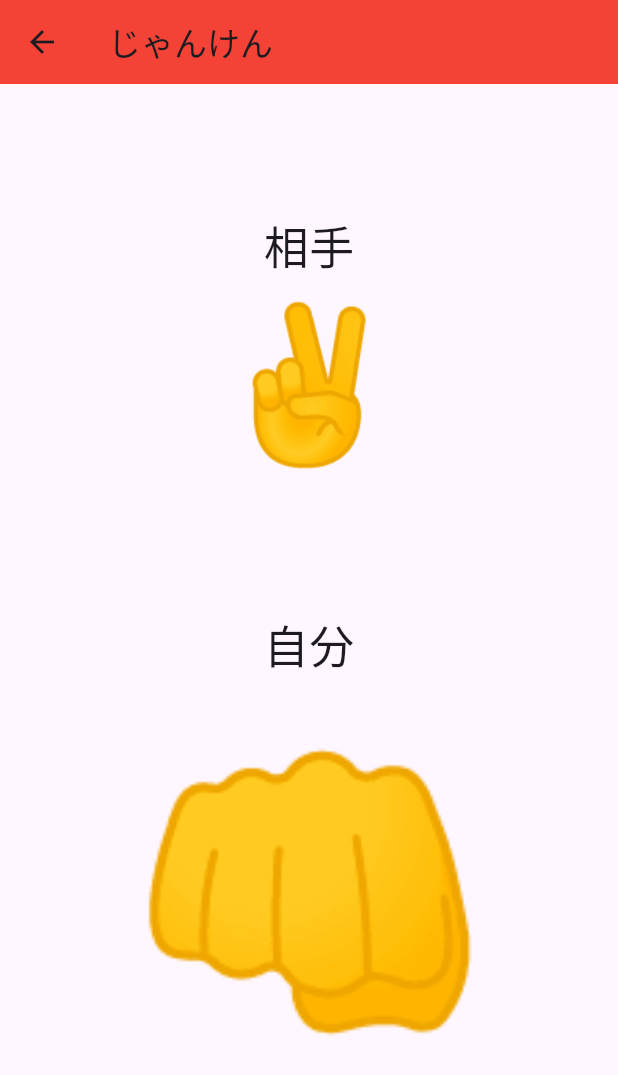
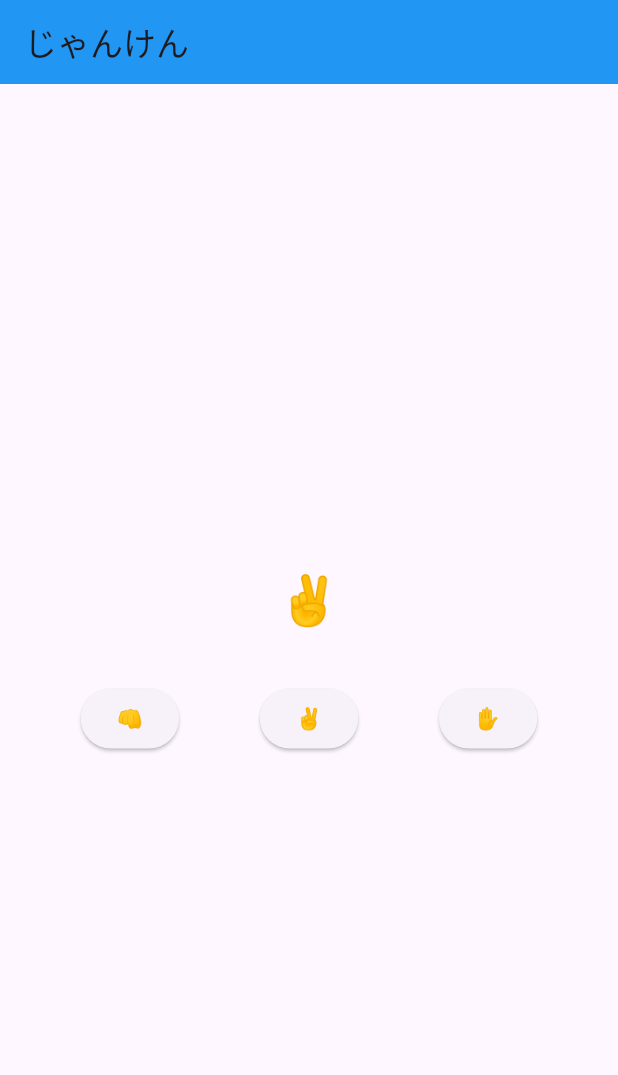
Before and after one commit to sugishitadaichi/Gamin, a Flutter app: the screen it shows after launch, after a tap on "じゃんけん", on a phone screen of 412 x 824 dp. Shown: the top 1075 px of the screen. Run offline on Flutter 3.47's test engine with Material 3 defaults, Android fonts, the light colour scheme and no system bars.

Commit message:
自分の手を表示（1から作成）

```diff
--- a/lib/janken_page.dart
+++ b/lib/janken_page.dart
@@ -6,37 +6,72 @@ void main() {
 }
 
 class JankenPage extends StatelessWidget {
-  const JankenPage({super.key});
+  @override
+  Widget build(BuildContext context) {
+    return MaterialApp(
+      home: JanekenFullPage(),
+    );
+  }
+}
+
+class JanekenFullPage extends StatefulWidget {
+  const JanekenFullPage({super.key});
+
+  @override
+  State<JanekenFullPage> createState() => _JanekenFullPageState();
+}
+
+class _JanekenFullPageState extends State<JanekenFullPage> {
+  String myHand = '✌️';
+
+  void selectHand(String selectedHand) {
+    myHand = selectedHand;
+    print(selectedHand);
+    setState(() {});
+  }
 
   @override
   Widget build(BuildContext context) {
     return Scaffold(
       appBar: AppBar(
-        title: const Text('じゃんけん'),
-        backgroundColor: Colors.red,
+        title: Text('じゃんけん'),
+        backgroundColor: Colors.blue,
       ),
       body: Center(
         child: Column(
           mainAxisAlignment: MainAxisAlignment.center,
-          children: <Widget>[
+          children: [
             Text(
-              '相手',
-              style: TextStyle(fontSize: 30),
-            ),
-            Text(
-              '✌️',
-              style: TextStyle(fontSize: 100),
+              myHand,
+              style: TextStyle(
+                fontSize: 32,
+              ),
             ),
             SizedBox(
-              height: 80,
+              height: 32,
             ),
-            Text(
-              '自分',
-              style: TextStyle(fontSize: 30),
-            ),
-            Text(
-              '👊',
-              style: TextStyle(fontSize: 200),
+            Row(
+              mainAxisAlignment: MainAxisAlignment.spaceEvenly,
+              children: [
+                ElevatedButton(
+                  onPressed: () {
+                    selectHand('👊');
+                  },
+                  child: Text('👊'),
+                ),
+                ElevatedButton(
+                  onPressed: () {
+                    selectHand('✌️');
+                  },
+                  child: Text('✌️'),
+                ),
+                ElevatedButton(
+                  onPressed: () {
+                    selectHand('✋');
+                  },
+                  child: Text('✋'),
+                ),
+              ],
             ),
           ],
         ),
```
